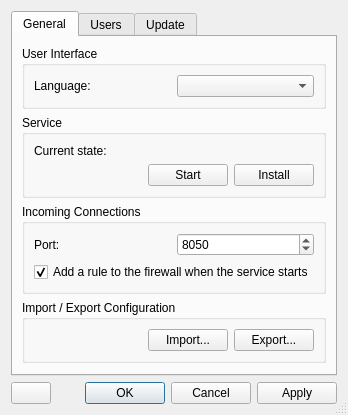
First picture: the form in source/host/ui/host_config_dialog.ui, repository dchapyshev/aspia, before the edit.
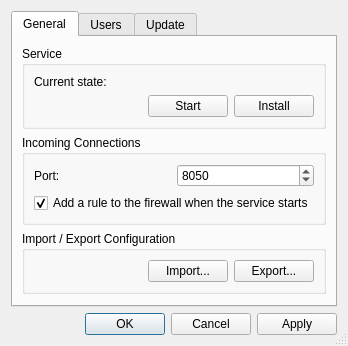
Second picture: the form after the edit. Icons and pictures are not drawn.

Commit message: - Partially implemented HostWindow. - Move settings import/export to Settings class. - Move LanguageAction to separate files.

Diff of the .ui file:
```diff
--- a/source/host/ui/host_config_dialog.ui
+++ b/source/host/ui/host_config_dialog.ui
@@ -6,8 +6,8 @@
    <rect>
     <x>0</x>
     <y>0</y>
-    <width>333</width>
-    <height>383</height>
+    <width>319</width>
+    <height>321</height>
    </rect>
   </property>
   <property name="windowTitle">
@@ -27,25 +27,6 @@
        <string>General</string>
       </attribute>
       <layout class="QVBoxLayout" name="verticalLayout_3">
-       <item>
-        <widget class="QGroupBox" name="groupbox_ui">
-         <property name="title">
-          <string>User Interface</string>
-         </property>
-         <layout class="QHBoxLayout" name="horizontalLayout_4">
-          <item>
-           <widget class="QLabel" name="label_language">
-            <property name="text">
-             <string>Language:</string>
-            </property>
-           </widget>
-          </item>
-          <item>
-           <widget class="QComboBox" name="combobox_language"/>
-          </item>
-         </layout>
-        </widget>
-       </item>
        <item>
         <widget class="QGroupBox" name="groupBox">
          <property name="title">
@@ -373,39 +354,11 @@
     </widget>
    </item>
    <item>
-    <layout class="QHBoxLayout" name="horizontalLayout_8">
-     <item>
-      <widget class="QPushButton" name="button_about">
-       <property name="text">
-        <string/>
-       </property>
-       <property name="icon">
-        <iconset resource="../resources/host.qrc">
-         <normaloff>:/img/about.png</normaloff>:/img/about.png</iconset>
-       </property>
-      </widget>
-     </item>
-     <item>
-      <spacer name="horizontalSpacer_4">
-       <property name="orientation">
-        <enum>Qt::Horizontal</enum>
-       </property>
-       <property name="sizeHint" stdset="0">
-        <size>
-         <width>40</width>
-         <height>20</height>
-        </size>
-       </property>
-      </spacer>
-     </item>
-     <item>
-      <widget class="QDialogButtonBox" name="button_box">
-       <property name="standardButtons">
-        <set>QDialogButtonBox::Apply|QDialogButtonBox::Cancel|QDialogButtonBox::Ok</set>
-       </property>
-      </widget>
-     </item>
-    </layout>
+    <widget class="QDialogButtonBox" name="button_box">
+     <property name="standardButtons">
+      <set>QDialogButtonBox::Apply|QDialogButtonBox::Cancel|QDialogButtonBox::Ok</set>
+     </property>
+    </widget>
    </item>
   </layout>
   <action name="action_add">
```
Left out of the diff: 2 changed lines with no effect on the pictures. The commit also changes 24 other files.
